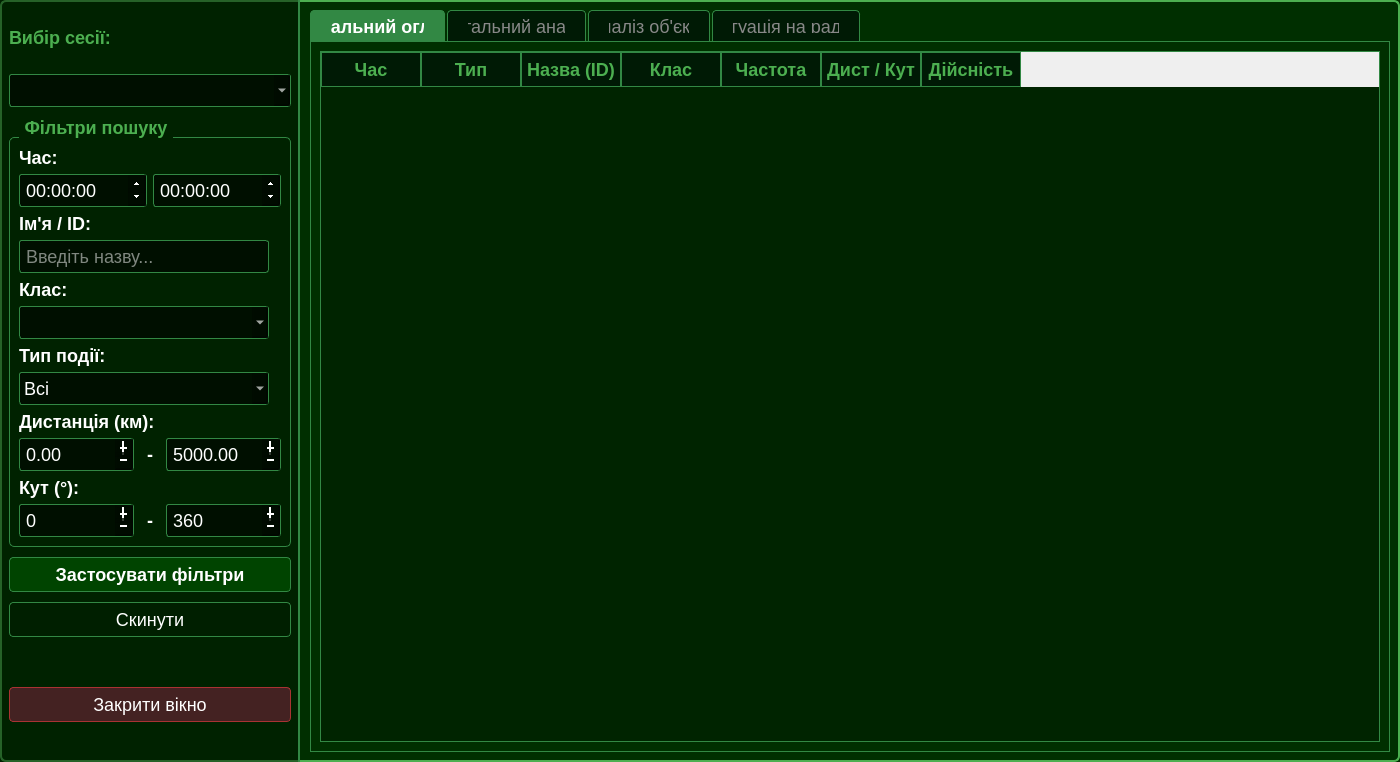
This is app/ui/log_dialog.ui in VadymKotsiuba1808/SDR_Pi as Qt 5 draws it before an edit. The edited form follows.
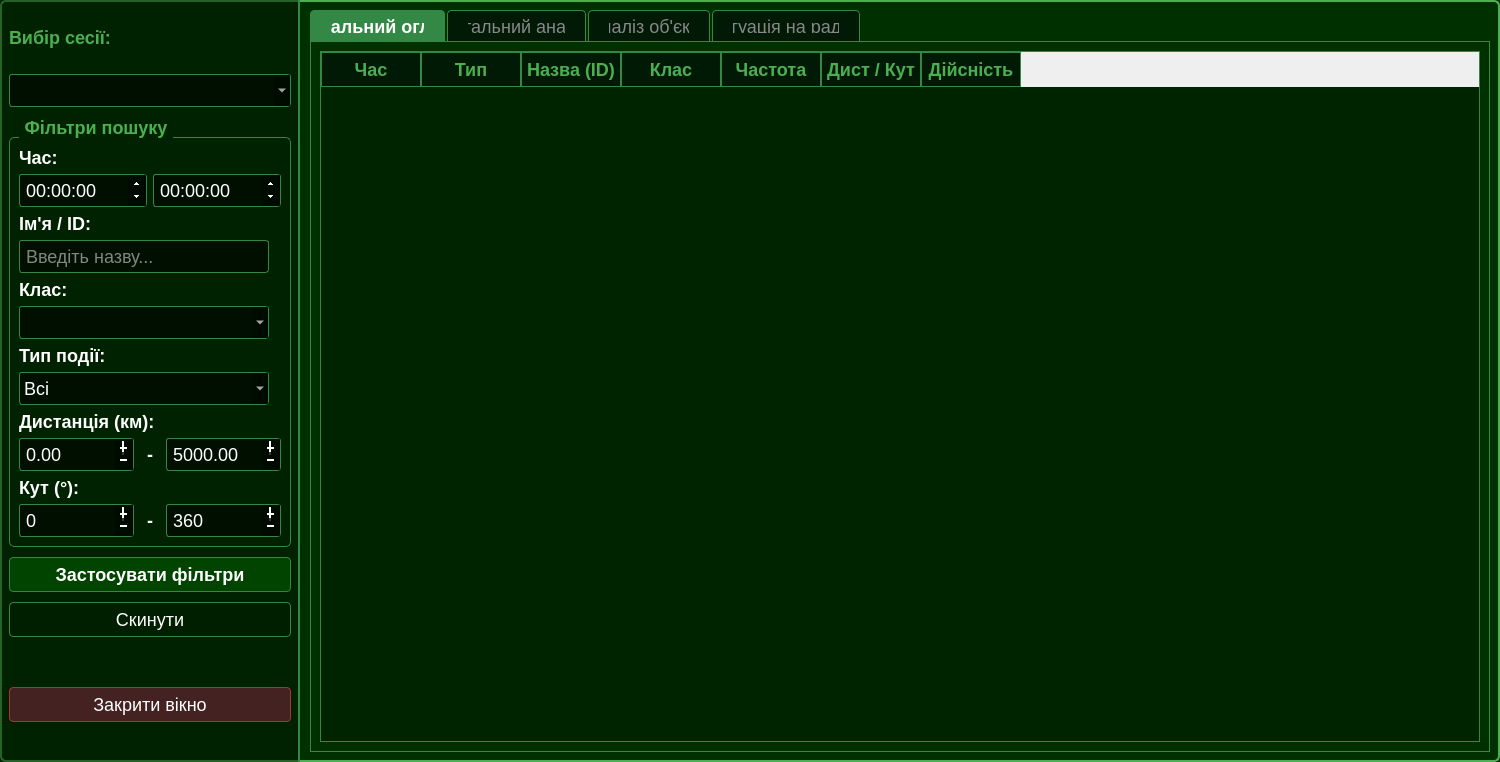
This is the edited form. The open tabs and pages were chosen to show the change.

The edit to the form file:
```diff
--- a/app/ui/log_dialog.ui
+++ b/app/ui/log_dialog.ui
@@ -6,7 +6,7 @@
    <rect>
     <x>0</x>
     <y>0</y>
-    <width>1400</width>
+    <width>1500</width>
     <height>762</height>
    </rect>
   </property>
```
Left out of the diff: 2 changed lines with no effect on the pictures.
